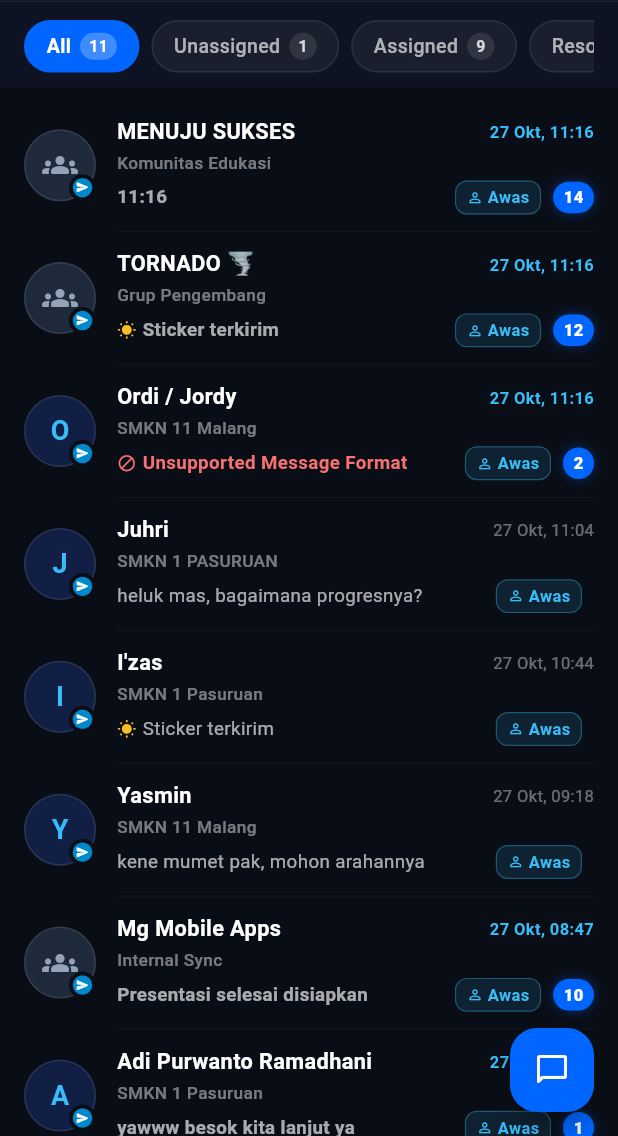
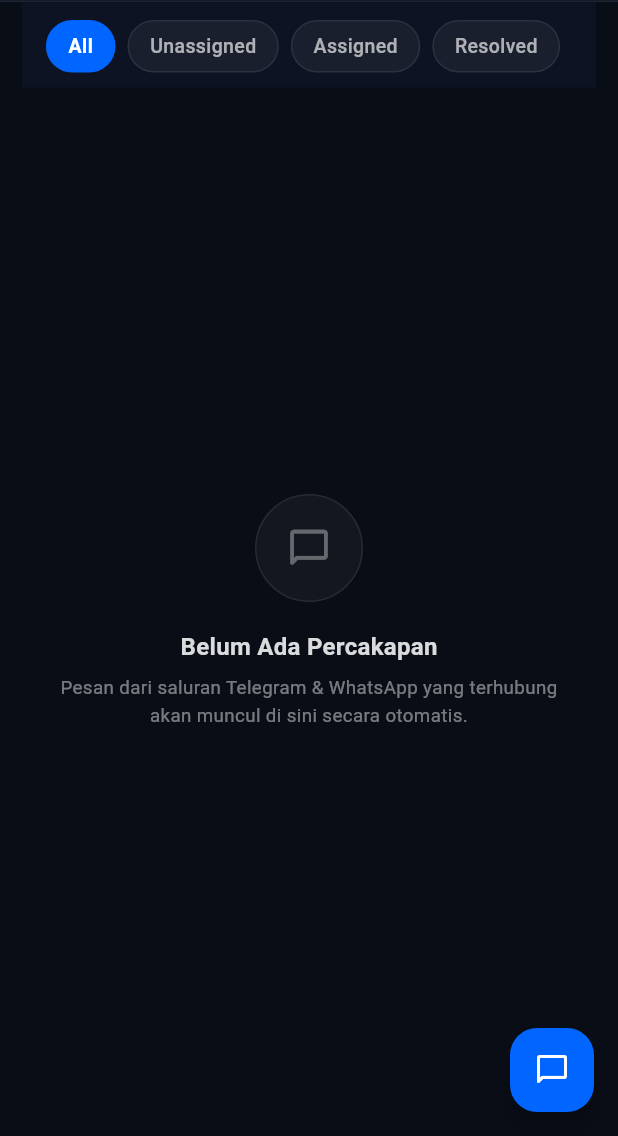
Before and after one commit to JFSTOKIYAMA/NoboxV2, a Flutter app: the screen it shows after launch, on a phone screen of 412 x 824 dp, the part 100-1236 px from its top. Run offline on Flutter 3.47's test engine with Material 3 defaults, Android fonts, the phone set to English and light mode, and no system bars.

Commit message:
feat: implement ChatInboxScreen with conversation management and tests

```diff
--- a/nobox/lib/chat_inbox_screen.dart
+++ b/nobox/lib/chat_inbox_screen.dart
@@ -36,8 +36,13 @@ class ChatConversation {
 /// dan transisi interaktif yang mulus.
 class ChatInboxScreen extends StatefulWidget {
   final VoidCallback? onBackToLoading;
+  final List<ChatConversation> initialConversations;
 
-  const ChatInboxScreen({super.key, this.onBackToLoading});
+  const ChatInboxScreen({
+    super.key,
+    this.onBackToLoading,
+    this.initialConversations = const [],
+  });
 
   @override
   State<ChatInboxScreen> createState() => _ChatInboxScreenState();
@@ -50,130 +55,8 @@ class _ChatInboxScreenState extends State<ChatInboxScreen> {
   bool _isSearchOpen = false;
   final TextEditingController _searchController = TextEditingController();
 
-  final List<ChatConversation> _conversations = const [
-    ChatConversation(
-      id: '1',
-      name: 'MENUJU SUKSES',
-      subtitle: 'Komunitas Edukasi',
-      lastMessage: '11:16',
-      time: '27 Okt, 11:16',
-      channel: 'Telegram',
-      assignedTo: 'Awas',
-      unreadCount: 14,
-      status: 'Assigned',
-      isGroup: true,
-    ),
-    ChatConversation(
-      id: '2',
-      name: 'TORNADO 🌪️',
-      subtitle: 'Grup Pengembang',
-      lastMessage: 'Sticker terkirim',
-      time: '27 Okt, 11:16',
-      channel: 'Telegram',
-      assignedTo: 'Awas',
-      unreadCount: 12,
-      status: 'Assigned',
-      isGroup: true,
-      isSpecialMessage: true,
-    ),
-    ChatConversation(
-      id: '3',
-      name: 'Ordi / Jordy',
-      subtitle: 'SMKN 11 Malang',
-      lastMessage: 'Unsupported Message Format',
-      time: '27 Okt, 11:16',
-      channel: 'Telegram',
-      assignedTo: 'Awas',
-      unreadCount: 2,
-      status: 'Assigned',
-      isSpecialMessage: true,
-    ),
-    ChatConversation(
-      id: '4',
-      name: 'Juhri',
-      subtitle: 'SMKN 1 PASURUAN',
-      lastMessage: 'heluk mas, bagaimana progresnya?',
-      time: '27 Okt, 11:04',
-      channel: 'Telegram',
-      assignedTo: 'Awas',
-      status: 'Assigned',
-    ),
-    ChatConversation(
-      id: '5',
-      name: "I'zas",
-      subtitle: 'SMKN 1 Pasuruan',
-      lastMessage: 'Sticker terkirim',
-      time: '27 Okt, 10:44',
-      channel: 'Telegram',
-      assignedTo: 'Awas',
-      status: 'Assigned',
-      isSpecialMessage: true,
-    ),
-    ChatConversation(
-      id: '6',
-      name: 'Yasmin',
-      subtitle: 'SMKN 11 Malang',
-      lastMessage: 'kene mumet pak, mohon arahannya',
-      time: '27 Okt, 09:18',
-      channel: 'Telegram',
-      assignedTo: 'Awas',
-      status: 'Assigned',
-    ),
-    ChatConversation(
-      id: '7',
-      name: 'Mg Mobile Apps',
-      subtitle: 'Internal Sync',
-      lastMessage: 'Presentasi selesai disiapkan',
-      time: '27 Okt, 08:47',
-      channel: 'Telegram',
-      assignedTo: 'Awas',
-      unreadCount: 10,
-      status: 'Assigned',
-      isGroup: true,
-    ),
-    ChatConversation(
-      id: '8',
-      name: 'Adi Purwanto Ramadhani',
-      subtitle: 'SMKN 1 Pasuruan',
-      lastMessage: 'yawww besok kita lanjut ya',
-      time: '27 Okt, 08:41',
-      channel: 'Telegram',
-      assignedTo: 'Awas',
-      unreadCount: 1,
-      status: 'Assigned',
-    ),
-    ChatConversation(
-      id: '9',
-      name: 'Harits',
-      subtitle: 'SMKN 1 PASURUAN',
-      lastMessage: 'heluk sudah saya kirim datanya',
-      time: '27 Okt, 08:39',
-      channel: 'Telegram',
-      assignedTo: 'Awas',
-      status: 'Assigned',
-    ),
-    ChatConversation(
-      id: '10',
-      name: 'Budi Santoso',
-      subtitle: 'Client Portal',
-      lastMessage: 'Tolong review akun baru kami',
-      time: '26 Okt, 17:20',
-      channel: 'WhatsApp',
-      assignedTo: 'Fawwas',
-      unreadCount: 3,
-      status: 'Unassigned',
-    ),
-    ChatConversation(
-      id: '11',
-      name: 'Citra Lestari',
-      subtitle: 'Inquiry Produk',
-      lastMessage: 'Terima kasih atas bantuannya!',
-      time: '26 Okt, 14:10',
-      channel: 'WhatsApp',
-      assignedTo: 'Awas',
-      status: 'Resolved',
-    ),
-  ];
+  late final List<ChatConversation> _conversations =
+      List<ChatConversation>.from(widget.initialConversations);
 
   @override
   void dispose() {
@@ -803,33 +686,60 @@ class _ChatInboxScreenState extends State<ChatInboxScreen> {
   }
 
   Widget _buildEmptyState() {
+    final bool isSearchActive = _searchQuery.trim().isNotEmpty;
+
     return Center(
+      child: SingleChildScrollView(
+        padding: const EdgeInsets.symmetric(horizontal: 32, vertical: 24),
         child: Column(
           mainAxisAlignment: MainAxisAlignment.center,
           children: [
-          Icon(
-            Icons.inbox_rounded,
-            size: 56,
-            color: Colors.white.withValues(alpha: 0.2),
+            Container(
+              width: 72,
+              height: 72,
+              decoration: BoxDecoration(
+                color: Colors.white.withValues(alpha: 0.04),
+                shape: BoxShape.circle,
+                border: Border.all(
+                  color: Colors.white.withValues(alpha: 0.08),
                 ),
-          const SizedBox(height: 12),
+              ),
+              child: Center(
+                child: Icon(
+                  isSearchActive
+                      ? Icons.search_off_rounded
+                      : Icons.chat_bubble_outline_rounded,
+                  size: 30,
+                  color: Colors.white.withValues(alpha: 0.35),
+                ),
+              ),
+            ),
+            const SizedBox(height: 18),
             Text(
-            'Tidak ada percakapan',
+              isSearchActive
+                  ? 'Percakapan Tidak Ditemukan'
+                  : 'Belum Ada Percakapan',
               style: TextStyle(
                 fontSize: 16,
-              fontWeight: FontWeight.w600,
-              color: Colors.white.withValues(alpha: 0.7),
+                fontWeight: FontWeight.w700,
+                color: Colors.white.withValues(alpha: 0.85),
+                letterSpacing: 0.2,
               ),
             ),
-          const SizedBox(height: 4),
+            const SizedBox(height: 6),
             Text(
-            'Ganti filter atau bersihkan pencarian',
+              isSearchActive
+                  ? 'Coba gunakan kata kunci pencarian yang berbeda'
+                  : 'Pesan dari saluran Telegram & WhatsApp yang terhubung akan muncul di sini secara otomatis.',
+              textAlign: TextAlign.center,
               style: TextStyle(
-              fontSize: 12,
-              color: Colors.white.withValues(alpha: 0.4),
+                fontSize: 12.5,
+                height: 1.5,
+                color: Colors.white.withValues(alpha: 0.45),
               ),
             ),
           ],
+        ),
       ),
     );
   }
```
Also changed, not shown: 1 other file. Lines whose indentation alone changed are shown as unchanged.
